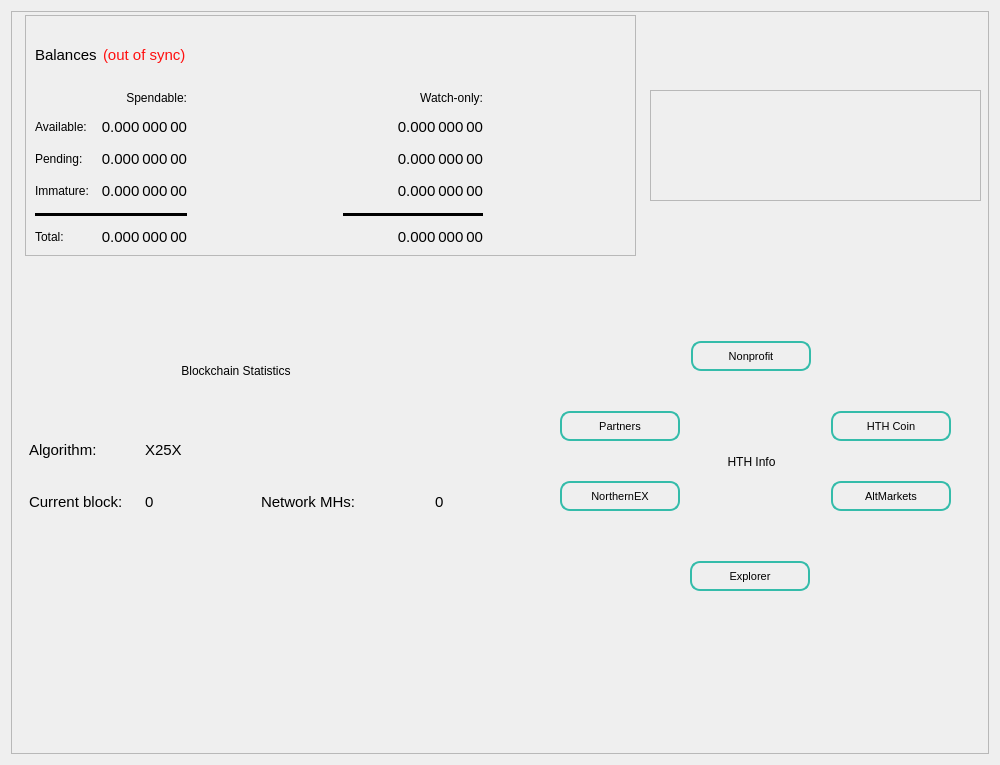
This is src/qt/forms/overviewpage.ui in HTHcoin/helpthehomelesscoin as Qt 5 draws it before an edit. The edited form follows.
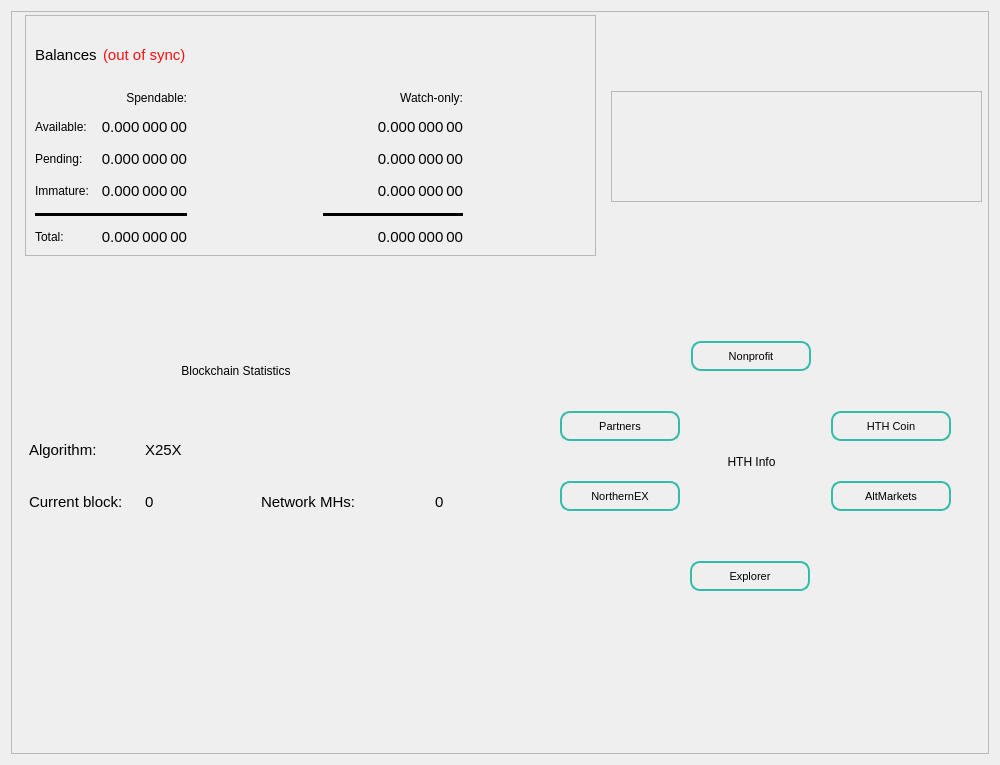
This is the edited form.

Patch:
```diff
--- a/src/qt/forms/overviewpage.ui
+++ b/src/qt/forms/overviewpage.ui
@@ -534,9 +534,9 @@
      <widget class="QFrame" name="frame_2">
       <property name="geometry">
        <rect>
-        <x>639</x>
-        <y>79</y>
-        <width>331</width>
+        <x>600</x>
+        <y>80</y>
+        <width>371</width>
         <height>111</height>
        </rect>
       </property>
@@ -552,7 +552,7 @@
        <rect>
         <x>14</x>
         <y>4</y>
-        <width>611</width>
+        <width>571</width>
         <height>241</height>
        </rect>
       </property>
```
